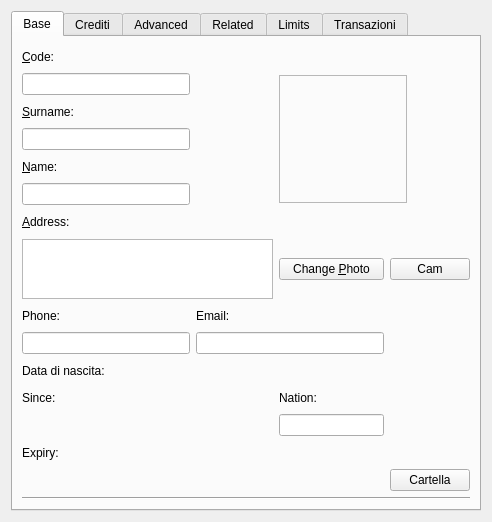
Before: the Qt Designer form squeeze/src/ui/editclient_widget.ui in lastprimenumbers/lemonpos, drawn with Qt 5.
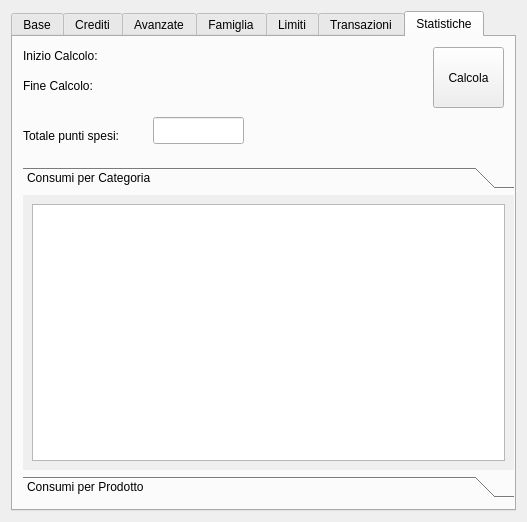
After: the same form once the commit is applied. The open tabs and pages were chosen to show the change. Custom widgets are drawn as their Qt base class.

Commit message: Corretta visione scontrini per tutta la famiglia. Creata funzione per statistiche di famiglia in azahar. Visualizzazione semplice statistiche famiglia per categoria e per prodotto in un lasso temporale definibile.

What changed in the file:
```diff
--- a/squeeze/src/ui/editclient_widget.ui
+++ b/squeeze/src/ui/editclient_widget.ui
@@ -6,7 +6,7 @@
    <rect>
     <x>0</x>
     <y>0</y>
-    <width>492</width>
+    <width>527</width>
     <height>522</height>
    </rect>
   </property>
@@ -357,7 +357,7 @@
      </widget>
      <widget class="QWidget" name="advancedPage">
       <attribute name="title">
-       <string>Advanced</string>
+       <string>Avanzate</string>
       </attribute>
       <layout class="QGridLayout" name="gridLayout_3">
        <item row="6" column="0" colspan="2">
@@ -446,7 +446,7 @@
      </widget>
      <widget class="QWidget" name="relatedPage">
       <attribute name="title">
-       <string>Related</string>
+       <string>Famiglia</string>
       </attribute>
       <widget class="QLabel" name="label_7">
        <property name="geometry">
@@ -560,7 +560,7 @@
      </widget>
      <widget class="QWidget" name="limitsPage">
       <attribute name="title">
-       <string>Limits</string>
+       <string>Limiti</string>
       </attribute>
       <widget class="QTableView" name="clientLimitsList">
        <property name="geometry">
@@ -626,6 +626,152 @@
        </item>
       </layout>
      </widget>
+     <widget class="QWidget" name="tab_3">
+      <attribute name="title">
+       <string>Statistiche</string>
+      </attribute>
+      <widget class="QLabel" name="label_24">
+       <property name="geometry">
+        <rect>
+         <x>10</x>
+         <y>40</y>
+         <width>105</width>
+         <height>17</height>
+        </rect>
+       </property>
+       <property name="text">
+        <string>Fine Calcolo:</string>
+       </property>
+      </widget>
+      <widget class="QLabel" name="label_25">
+       <property name="geometry">
+        <rect>
+         <x>10</x>
+         <y>10</y>
+         <width>105</width>
+         <height>17</height>
+        </rect>
+       </property>
+       <property name="text">
+        <string>Inizio Calcolo:</string>
+       </property>
+      </widget>
+      <widget class="KDateWidget" name="statStart">
+       <property name="geometry">
+        <rect>
+         <x>130</x>
+         <y>10</y>
+         <width>256</width>
+         <height>27</height>
+        </rect>
+       </property>
+      </widget>
+      <widget class="KDateWidget" name="statEnd">
+       <property name="geometry">
+        <rect>
+         <x>130</x>
+         <y>40</y>
+         <width>256</width>
+         <height>27</height>
+        </rect>
+       </property>
+      </widget>
+      <widget class="QPushButton" name="statDo">
+       <property name="geometry">
+        <rect>
+         <x>420</x>
+         <y>10</y>
+         <width>71</width>
+         <height>61</height>
+        </rect>
+       </property>
+       <property name="text">
+        <string>Calcola</string>
+       </property>
+      </widget>
+      <widget class="QLabel" name="label_26">
+       <property name="geometry">
+        <rect>
+         <x>10</x>
+         <y>90</y>
+         <width>131</width>
+         <height>17</height>
+        </rect>
+       </property>
+       <property name="text">
+        <string>Totale punti spesi:</string>
+       </property>
+      </widget>
+      <widget class="QLineEdit" name="statTotal">
+       <property name="geometry">
+        <rect>
+         <x>140</x>
+         <y>80</y>
+         <width>91</width>
+         <height>27</height>
+        </rect>
+       </property>
+       <property name="readOnly">
+        <bool>true</bool>
+       </property>
+      </widget>
+      <widget class="QToolBox" name="toolBox">
+       <property name="geometry">
+        <rect>
+         <x>10</x>
+         <y>130</y>
+         <width>491</width>
+         <height>331</height>
+        </rect>
+       </property>
+       <property name="currentIndex">
+        <number>0</number>
+       </property>
+       <widget class="QWidget" name="page">
+        <property name="geometry">
+         <rect>
+          <x>0</x>
+          <y>0</y>
+          <width>491</width>
+          <height>269</height>
+         </rect>
+        </property>
+        <attribute name="label">
+         <string>Consumi per Categoria</string>
+        </attribute>
+        <layout class="QGridLayout" name="gridLayout_5">
+         <item row="0" column="0">
+          <widget class="QTableWidget" name="categoryTable">
+           <property name="sizePolicy">
+            <sizepolicy hsizetype="Expanding" vsizetype="Expanding">
+             <horstretch>0</horstretch>
+             <verstretch>0</verstretch>
+            </sizepolicy>
+           </property>
+          </widget>
+         </item>
+        </layout>
+       </widget>
+       <widget class="QWidget" name="page_2">
+        <property name="geometry">
+         <rect>
+          <x>0</x>
+          <y>0</y>
+          <width>491</width>
+          <height>269</height>
+         </rect>
+        </property>
+        <attribute name="label">
+         <string>Consumi per Prodotto</string>
+        </attribute>
+        <layout class="QGridLayout" name="gridLayout_6">
+         <item row="0" column="0">
+          <widget class="QTableWidget" name="productTable"/>
+         </item>
+        </layout>
+       </widget>
+      </widget>
+     </widget>
     </widget>
    </item>
   </layout>
```
Left out of the diff: 2 changed lines with no effect on the pictures. The commit also changes 5 other files.
